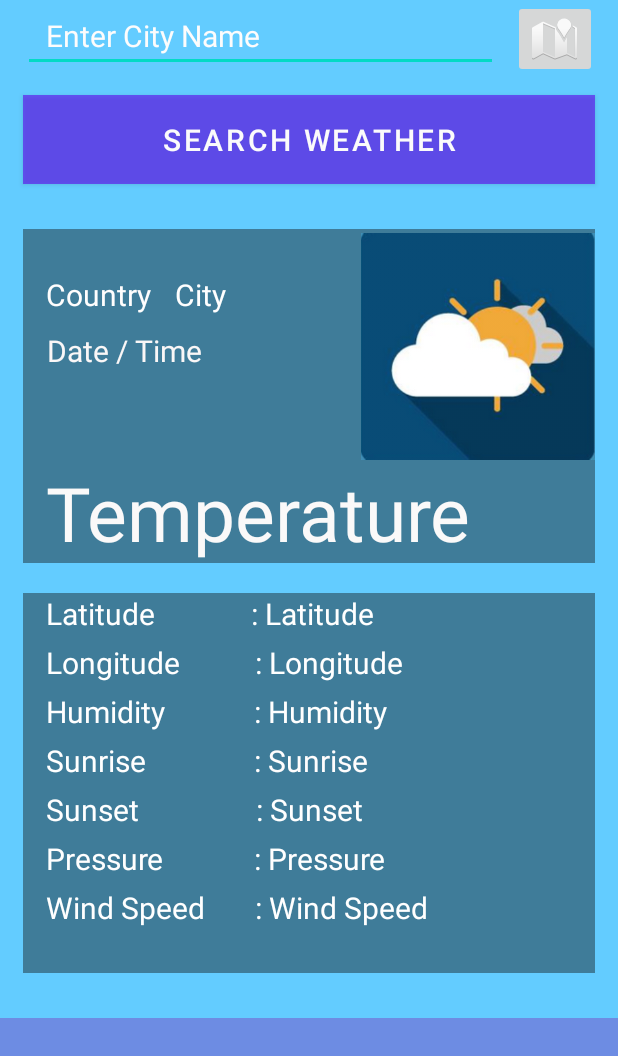
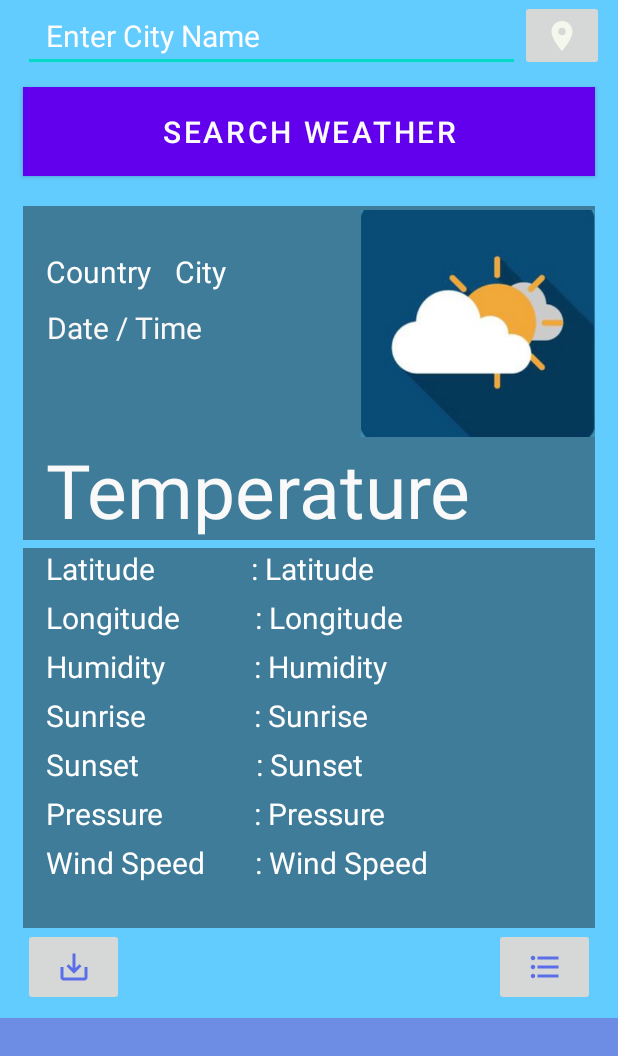
Before and after one commit to Hitchnt/It3048c, an Android app: the screen it shows after launch (MainActivity), on a phone screen of 412 x 824 dp, the part 175-1231 px from its top. Run offline under Robolectric (Android 15) with nearby library versions, the phone set to English and light mode, and no system bars.

Commit message:
add buttons, change btn color

```diff
--- /dev/null
+++ b/app/src/main/res/drawable-anydpi/ic_gps.xml
@@ -0,0 +1,11 @@
+<vector xmlns:android="http://schemas.android.com/apk/res/android"
+    android:width="24dp"
+    android:height="24dp"
+    android:viewportWidth="24"
+    android:viewportHeight="24"
+    android:tint="#FAFFF1"
+    android:alpha="0.8">
+  <path
+      android:fillColor="@android:color/white"
+      android:pathData="M12,2C8.13,2 5,5.13 5,9c0,5.25 7,13 7,13s7,-7.75 7,-13c0,-3.87 -3.13,-7 -7,-7zM12,11.5c-1.38,0 -2.5,-1.12 -2.5,-2.5s1.12,-2.5 2.5,-2.5 2.5,1.12 2.5,2.5 -1.12,2.5 -2.5,2.5z"/>
+</vector>
--- /dev/null
+++ b/app/src/main/res/drawable-anydpi/ic_list.xml
@@ -0,0 +1,11 @@
+<vector xmlns:android="http://schemas.android.com/apk/res/android"
+    android:width="24dp"
+    android:height="24dp"
+    android:viewportWidth="24"
+    android:viewportHeight="24"
+    android:tint="#3C54EE"
+    android:alpha="0.8">
+  <path
+      android:fillColor="@android:color/white"
+      android:pathData="M4,10.5c-0.83,0 -1.5,0.67 -1.5,1.5s0.67,1.5 1.5,1.5 1.5,-0.67 1.5,-1.5 -0.67,-1.5 -1.5,-1.5zM4,4.5c-0.83,0 -1.5,0.67 -1.5,1.5S3.17,7.5 4,7.5 5.5,6.83 5.5,6 4.83,4.5 4,4.5zM4,16.5c-0.83,0 -1.5,0.68 -1.5,1.5s0.68,1.5 1.5,1.5 1.5,-0.68 1.5,-1.5 -0.67,-1.5 -1.5,-1.5zM7,19h14v-2L7,17v2zM7,13h14v-2L7,11v2zM7,5v2h14L21,5L7,5z"/>
+</vector>
--- /dev/null
+++ b/app/src/main/res/drawable-anydpi/ic_save.xml
@@ -0,0 +1,11 @@
+<vector xmlns:android="http://schemas.android.com/apk/res/android"
+    android:width="24dp"
+    android:height="24dp"
+    android:viewportWidth="24"
+    android:viewportHeight="24"
+    android:tint="#3C54EE"
+    android:alpha="0.8">
+  <path
+      android:fillColor="@android:color/white"
+      android:pathData="M19,12v7L5,19v-7L3,12v7c0,1.1 0.9,2 2,2h14c1.1,0 2,-0.9 2,-2v-7h-2zM13,12.67l2.59,-2.58L17,11.5l-5,5 -5,-5 1.41,-1.41L11,12.67L11,3h2z"/>
+</vector>
--- a/app/src/main/res/layout/main_fragment.xml
+++ b/app/src/main/res/layout/main_fragment.xml
@@ -16,7 +16,7 @@
             android:layout_width="match_parent"
             android:layout_height="wrap_content"
             android:layout_marginStart="15dp"
-            android:layout_marginEnd="80dp"
+            android:layout_marginEnd="65dp"
             android:ems="10"
             android:hint="@string/enter_city_name"
             android:inputType="textPersonName"
@@ -35,11 +35,9 @@
             android:layout_width="match_parent"
             android:layout_height="wrap_content"
             android:layout_marginStart="15dp"
-            android:layout_marginLeft="15dp"
-            android:layout_marginTop="15dp"
+            android:layout_marginTop="10dp"
             android:layout_marginEnd="15dp"
-            android:layout_marginRight="15dp"
-            android:background="#95000000"
+            android:background="#3C54EE"
             android:padding="10dp"
             android:text="Search Weather"
             android:textColor="#FBFBFB"
@@ -54,10 +52,8 @@
             android:layout_width="match_parent"
             android:layout_height="wrap_content"
             android:layout_marginStart="15dp"
-            android:layout_marginLeft="15dp"
-            android:layout_marginTop="30dp"
+            android:layout_marginTop="20dp"
             android:layout_marginEnd="15dp"
-            android:layout_marginRight="15dp"
             android:background="#6B0C0C0C"
             android:scrollbarSize="4dp"
             app:layout_constraintEnd_toEndOf="parent"
@@ -116,11 +112,9 @@
             android:layout_width="match_parent"
             android:layout_height="wrap_content"
             android:layout_marginStart="15dp"
-            android:layout_marginLeft="15dp"
-            android:layout_marginTop="20dp"
+            android:layout_marginTop="5dp"
             android:layout_marginEnd="15dp"
-            android:layout_marginRight="15dp"
-            android:layout_marginBottom="30dp"
+            android:layout_marginBottom="60dp"
             android:background="#6B0C0C0C"
             app:layout_constraintBottom_toBottomOf="parent"
             app:layout_constraintEnd_toEndOf="parent"
@@ -345,12 +339,29 @@
 
         <ImageButton
             android:id="@+id/btnLocation"
-            android:layout_width="wrap_content"
-            android:layout_height="wrap_content"
-            android:layout_marginStart="10dp"
+            android:layout_width="56dp"
+            android:layout_height="47dp"
             app:layout_constraintStart_toEndOf="@+id/enterCityname"
             app:layout_constraintTop_toBottomOf="@+id/appTitle"
-            app:srcCompat="@android:drawable/ic_dialog_map" />
+            app:srcCompat="@drawable/ic_gps" />
+
+        <ImageButton
+            android:id="@+id/btnSave"
+            android:layout_width="67dp"
+            android:layout_height="52dp"
+            android:layout_marginStart="15dp"
+            app:layout_constraintStart_toStartOf="parent"
+            app:layout_constraintTop_toBottomOf="@+id/constraintLayout3"
+            app:srcCompat="@drawable/ic_save" />
+
+        <ImageButton
+            android:id="@+id/btnList"
+            android:layout_width="67dp"
+            android:layout_height="52dp"
+            android:layout_marginEnd="15dp"
+            app:layout_constraintEnd_toEndOf="parent"
+            app:layout_constraintTop_toBottomOf="@+id/constraintLayout3"
+            app:srcCompat="@drawable/ic_list" />
 
     </androidx.constraintlayout.widget.ConstraintLayout>
 </ScrollView>
```
Also changed, not shown: app/src/main/res/drawable-hdpi/ic_gps.png (added), app/src/main/res/drawable-hdpi/ic_list.png (added), app/src/main/res/drawable-hdpi/ic_save.png (added), app/src/main/res/drawable-mdpi/ic_gps.png (added), app/src/main/res/drawable-mdpi/ic_list.png (added), app/src/main/res/drawable-mdpi/ic_save.png (added), app/src/main/res/drawable-xhdpi/ic_gps.png (added), app/src/main/res/drawable-xhdpi/ic_list.png (added), app/src/main/res/drawable-xhdpi/ic_save.png (added), app/src/main/res/drawable-xxhdpi/ic_gps.png (added), app/src/main/res/drawable-xxhdpi/ic_list.png (added), app/src/main/res/drawable-xxhdpi/ic_save.png (added).
